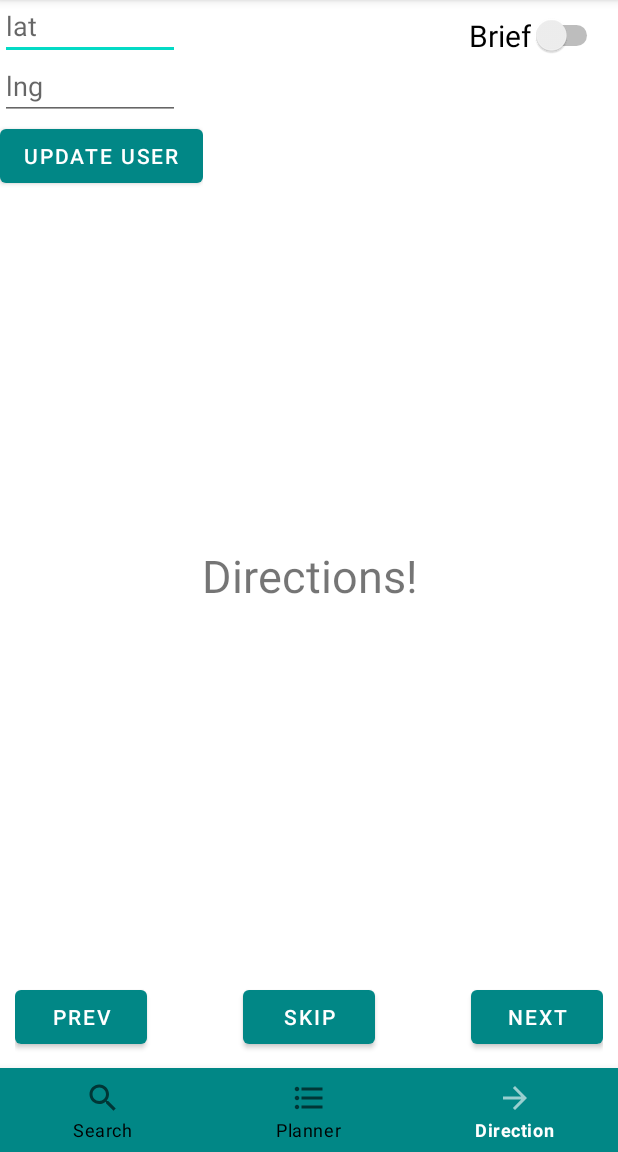
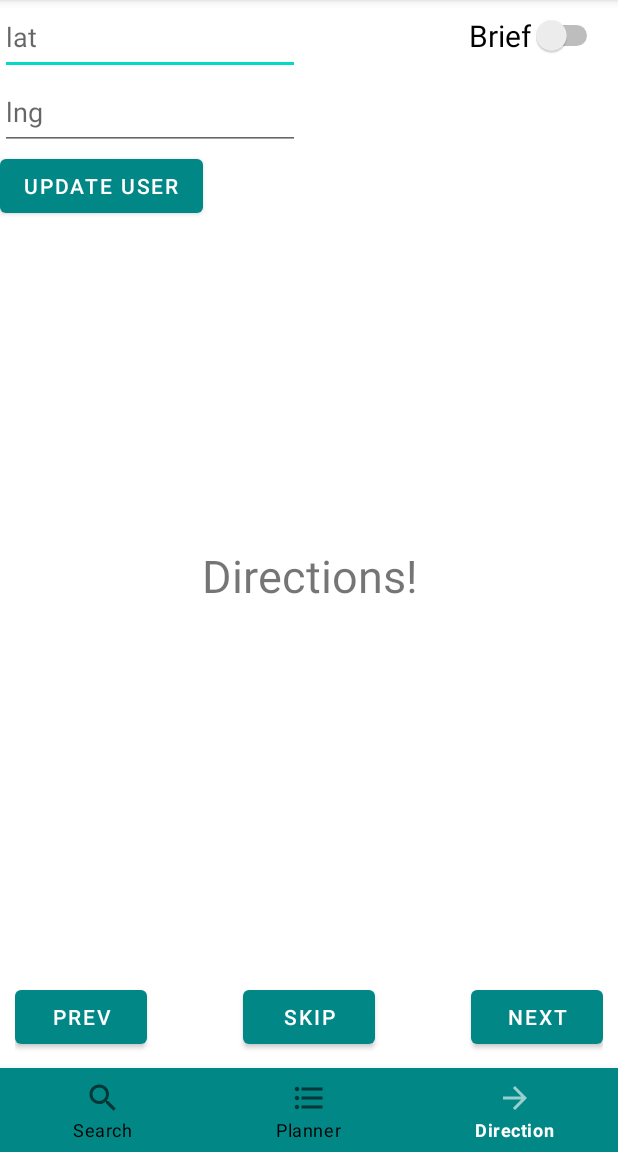
Before and after one commit to CSE-110-Spring-2022/zooseeker-cse-110-team-24, an Android app: the DirectionActivity screen opened directly, with no data from a screen before it, on a phone screen of 412 x 824 dp, the part 84-1236 px from its top. Run offline under Robolectric (Android 15) with nearby library versions, the phone set to English and light mode, and no system bars; our stand-ins replace Room's generated code; libraries missing offline, so code that uses them is left out: org.jgrapht, org.jgrapht.graph, org.jgrapht.nio; 10 statements that could not run were skipped.

```diff
--- a/app/src/main/res/layout/activity_direction.xml
+++ b/app/src/main/res/layout/activity_direction.xml
@@ -10,13 +10,13 @@
         android:layout_width="wrap_content"
         android:layout_height="wrap_content">
         <EditText
-            android:layout_width="120dp"
-            android:layout_height="40dp"
+            android:layout_width="200dp"
+            android:layout_height="50dp"
             android:hint="lat"
             android:id="@+id/lat"/>
         <EditText
-            android:layout_width="120dp"
-            android:layout_height="40dp"
+            android:layout_width="200dp"
+            android:layout_height="50dp"
             android:layout_below="@id/lat"
             android:hint="lng"
             android:id="@+id/lng"/>
```
Also changed, not shown: app/src/main/java/com/example/zooseekerteam24/DirectionActivity.java (+24 -5 lines).
